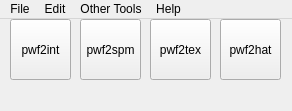
Above: QtGUI/pwf2main.ui from pahaze/pwf2tools-cpp before the change. Below: the same form after it.
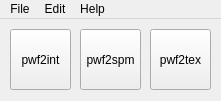
That is the form after the change. Icons and pictures are not drawn.

Commit message: Version 14.5 update - Added console, logging, Discord Rich Presence, cleaned up the GUI overall, removed optimizing from pwf2int, removed unused tools until they're added

What changed in the file:
```diff
--- a/QtGUI/pwf2main.ui
+++ b/QtGUI/pwf2main.ui
@@ -6,8 +6,8 @@
    <rect>
     <x>0</x>
     <y>0</y>
-    <width>292</width>
-    <height>111</height>
+    <width>221</width>
+    <height>101</height>
    </rect>
   </property>
   <property name="sizePolicy">
@@ -18,14 +18,14 @@
   </property>
   <property name="minimumSize">
    <size>
-    <width>292</width>
-    <height>111</height>
+    <width>221</width>
+    <height>101</height>
    </size>
   </property>
   <property name="maximumSize">
    <size>
-    <width>292</width>
-    <height>111</height>
+    <width>221</width>
+    <height>101</height>
    </size>
   </property>
   <property name="windowTitle">
@@ -40,7 +40,7 @@
     <property name="geometry">
      <rect>
       <x>10</x>
-      <y>0</y>
+      <y>10</y>
       <width>61</width>
       <height>61</height>
      </rect>
@@ -53,7 +53,7 @@
     <property name="geometry">
      <rect>
       <x>80</x>
-      <y>0</y>
+      <y>10</y>
       <width>61</width>
       <height>61</height>
      </rect>
@@ -66,7 +66,7 @@
     <property name="geometry">
      <rect>
       <x>150</x>
-      <y>0</y>
+      <y>10</y>
       <width>61</width>
       <height>61</height>
      </rect>
@@ -75,62 +75,16 @@
      <string>pwf2tex</string>
     </property>
    </widget>
-   <widget class="QPushButton" name="pwf2hat">
-    <property name="enabled">
-     <bool>true</bool>
-    </property>
-    <property name="geometry">
-     <rect>
-      <x>220</x>
-      <y>0</y>
-      <width>61</width>
-      <height>61</height>
-     </rect>
-    </property>
-    <property name="text">
-     <string>pwf2hat</string>
-    </property>
-   </widget>
-   <widget class="QLabel" name="buildddate">
-    <property name="geometry">
-     <rect>
-      <x>10</x>
-      <y>70</y>
-      <width>271</width>
-      <height>16</height>
-     </rect>
-    </property>
-    <property name="maximumSize">
-     <size>
-      <width>271</width>
-      <height>16</height>
-     </size>
-    </property>
-    <property name="font">
-     <font>
-      <pointsize>9</pointsize>
-     </font>
-    </property>
-    <property name="text">
-     <string/>
-    </property>
-   </widget>
   </widget>
   <widget class="QMenuBar" name="menubar">
    <property name="geometry">
     <rect>
      <x>0</x>
      <y>0</y>
-     <width>292</width>
-     <height>20</height>
+     <width>221</width>
+     <height>21</height>
     </rect>
    </property>
-   <widget class="QMenu" name="menuFile">
-    <property name="title">
-     <string>File</string>
-    </property>
-    <addaction name="actionExit"/>
-   </widget>
    <widget class="QMenu" name="menuAbout">
     <property name="title">
      <string>Help</string>
@@ -145,15 +99,14 @@
     </property>
     <addaction name="actionOptions"/>
    </widget>
-   <widget class="QMenu" name="menuOther_Tools">
+   <widget class="QMenu" name="menuFile">
     <property name="title">
-     <string>Other Tools</string>
+     <string>File</string>
     </property>
     <addaction name="actionpwf2ext"/>
    </widget>
    <addaction name="menuFile"/>
    <addaction name="menuEdit"/>
-   <addaction name="menuOther_Tools"/>
    <addaction name="menuAbout"/>
   </widget>
   <action name="actionAbout">
```
Left out of the diff: 2 changed lines with no effect on the pictures. The commit also changes 54 other files.
